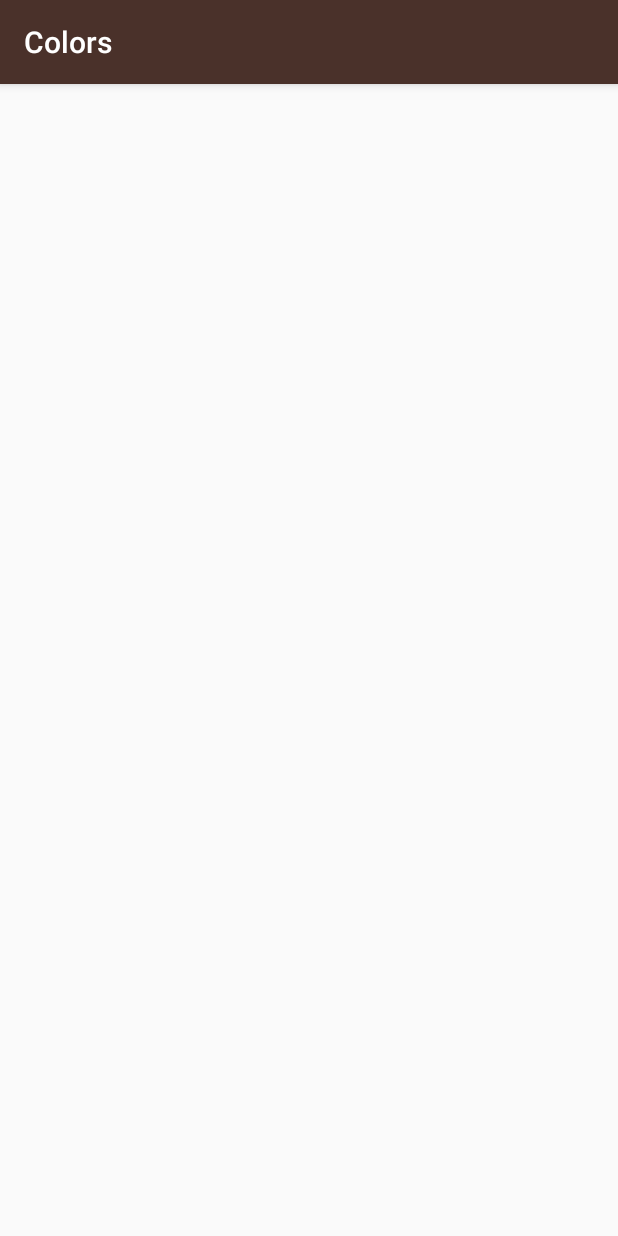
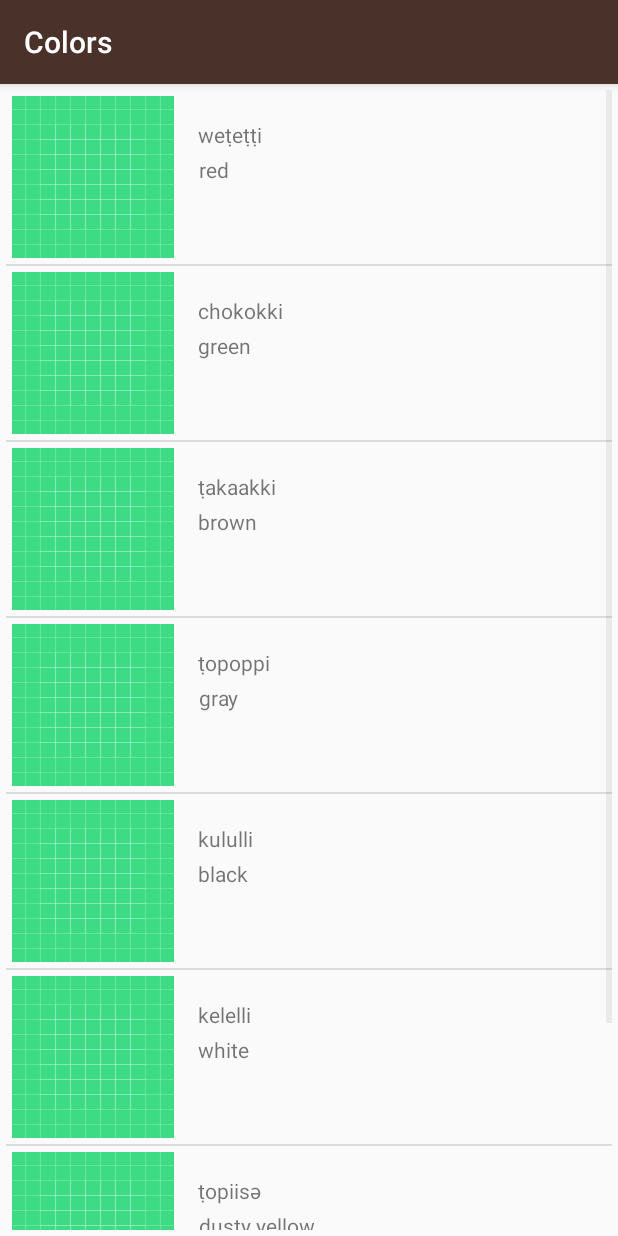
Before and after one commit to ZarifAhsan/MiwokApp, an Android app: the ColorsActivity screen opened directly, with no data from a screen before it, on a phone screen of 412 x 824 dp. Run offline under Robolectric (Android 15) with nearby library versions, the phone set to English and light mode, and no system bars.

Commit message:
ColorActivity created

```diff
--- a/app/src/main/java/com/example/miwok/ColorsActivity.java
+++ b/app/src/main/java/com/example/miwok/ColorsActivity.java
@@ -3,12 +3,37 @@ package com.example.miwok;
 import androidx.appcompat.app.AppCompatActivity;
 
 import android.os.Bundle;
+import android.widget.ListView;
+
+import java.util.ArrayList;
 
 public class ColorsActivity extends AppCompatActivity {
-
     @Override
     protected void onCreate(Bundle savedInstanceState) {
         super.onCreate(savedInstanceState);
-        setContentView(R.layout.activity_colors);
+        setContentView(R.layout.word_list);
+
+        ArrayList<Word> colorWords = new ArrayList<>();
+
+        createColorList(colorWords);
+        createListView(colorWords);
+    }
+
+    private void createColorList(ArrayList<Word> arrayList) {
+        arrayList.add(new Word("red", "weṭeṭṭi", R.drawable.ic_launcher_background));
+        arrayList.add(new Word("green", "chokokki", R.drawable.ic_launcher_background));
+        arrayList.add(new Word("brown", "ṭakaakki", R.drawable.ic_launcher_background));
+        arrayList.add(new Word("gray", "ṭopoppi", R.drawable.ic_launcher_background));
+        arrayList.add(new Word("black", "kululli", R.drawable.ic_launcher_background));
+        arrayList.add(new Word("white", "kelelli", R.drawable.ic_launcher_background));
+        arrayList.add(new Word("dusty yellow", "ṭopiisә", R.drawable.ic_launcher_background));
+        arrayList.add(new Word("mustard yellow", "chiwiiṭә", R.drawable.ic_launcher_background));
+    }
+
+    private void createListView(ArrayList<Word> arrayList) {
+        WordAdapter wordAdapter = new WordAdapter(this, arrayList);
+
+        ListView listView = findViewById(R.id.list);
+        listView.setAdapter(wordAdapter);
     }
 }
--- a/app/src/main/java/com/example/miwok/NumbersActivity.java
+++ b/app/src/main/java/com/example/miwok/NumbersActivity.java
@@ -3,7 +3,6 @@ package com.example.miwok;
 import androidx.appcompat.app.AppCompatActivity;
 
 import android.os.Bundle;
-import android.widget.ArrayAdapter;
 import android.widget.ListView;
 
 import java.util.ArrayList;
@@ -13,7 +12,7 @@ public class NumbersActivity extends AppCompatActivity {
     @Override
     protected void onCreate(Bundle savedInstanceState) {
         super.onCreate(savedInstanceState);
-        setContentView(R.layout.activity_numbers);
+        setContentView(R.layout.word_list);
 
 
         ArrayList<Word> numberWords = new ArrayList<>();
```
Also changed, not shown: app/src/main/res/layout/word_list.xml (renamed from app/src/main/res/layout/activity_numbers.xml).
